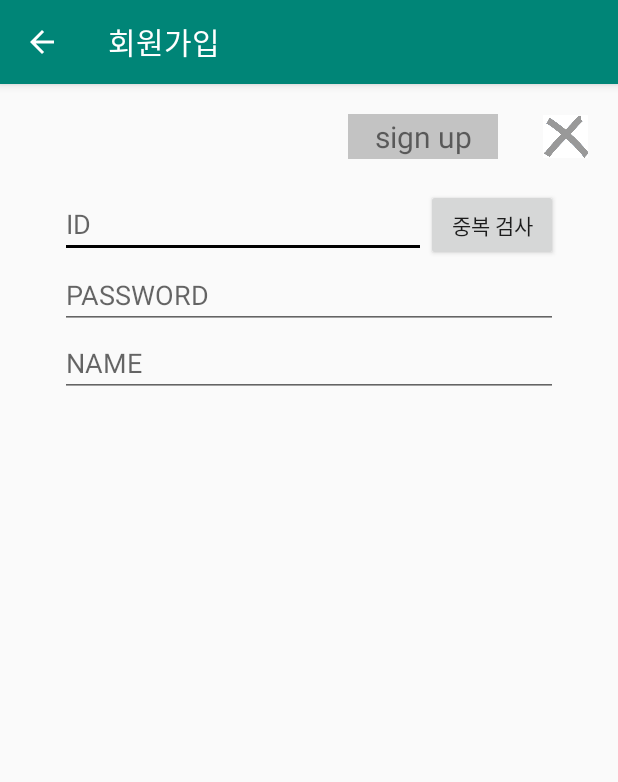
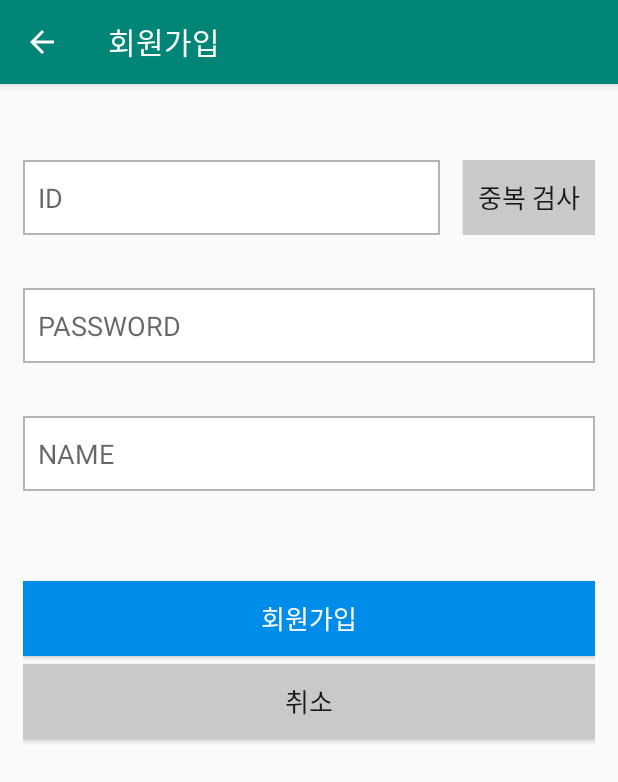
Before and after one commit to inyoungsJang/TeamPJ_1, an Android app: the SignUpActivity screen opened directly, with no data from a screen before it, on a phone screen of 412 x 824 dp. Shown: the top 782 px of the screen. Run offline under Robolectric (Android 15) with nearby library versions, the phone set to English and light mode, and no system bars.

Commit message:
인트로 완성// 테마수정

```diff
--- a/app/src/main/java/com/example/teampj_1/SignUpActivity.java
+++ b/app/src/main/java/com/example/teampj_1/SignUpActivity.java
@@ -21,9 +21,7 @@ import android.widget.Toast;
 
 public class SignUpActivity extends AppCompatActivity {
     EditText edtId, edtPassword, edtName;
-    TextView tvSignup;
-    ImageView imgExit;
-    Button btnCheckID;
+    Button btnSignup, btnCheckID,btnCancel;
     String id, password, rfid, name;
 
     // SQLiteDatabase sqlDB;
@@ -38,22 +36,14 @@ public class SignUpActivity extends AppCompatActivity {
         edtId = (EditText) findViewById(R.id.edtId);
         edtPassword = (EditText) findViewById(R.id.edtPassword);
         edtName = (EditText) findViewById(R.id.edtName);
-        imgExit = (ImageView) findViewById(R.id.imgExit);
-        tvSignup = (TextView) findViewById(R.id.tvSignup);
         btnCheckID = (Button) findViewById(R.id.btnCheckID);
+        btnSignup = (Button) findViewById(R.id.btnSignup);
+        btnCancel=(Button)findViewById(R.id.btnCancel);
         btDB = new BluetoothDB(this);
 
         ActionBar actionBar = getSupportActionBar();
         actionBar.setTitle("회원가입");
         actionBar.setDisplayHomeAsUpEnabled(true);
-
-
-        imgExit.setOnClickListener(new View.OnClickListener() {
-            @Override
-            public void onClick(View v) {
-                finish(); //현재창 종료하기
-            }
-        });
 
         btnCheckID.setOnClickListener(new View.OnClickListener() {
             @Override
@@ -72,8 +62,13 @@ public class SignUpActivity extends AppCompatActivity {
                 }
             }
         });
-
-        tvSignup.setOnClickListener(new View.OnClickListener() {
+        btnCancel.setOnClickListener(new View.OnClickListener() {
+            @Override
+            public void onClick(View v) {
+                finish();
+            }
+        });
+        btnSignup.setOnClickListener(new View.OnClickListener() {
             @Override
             public void onClick(View v) {
                 id = edtId.getText().toString();
@@ -100,7 +95,7 @@ public class SignUpActivity extends AppCompatActivity {
 
                     } else {
                         btDB.BluetoothInsertUserDB(id, password, name); // insert
-                        UserData data =DataManager.getInstance().getUserData();
+                        UserData data = DataManager.getInstance().getUserData();
                         data.id = id;
                         data.password = password;
                         data.user_name = name;
--- a/app/src/main/res/layout/activity_password_change.xml
+++ b/app/src/main/res/layout/activity_password_change.xml
@@ -10,7 +10,6 @@
     <LinearLayout
         android:layout_width="match_parent"
         android:layout_height="wrap_content"
-
         android:orientation="vertical">
 
         <TextView
--- a/app/src/main/res/layout/activity_signup.xml
+++ b/app/src/main/res/layout/activity_signup.xml
@@ -5,77 +5,73 @@
     android:layout_width="match_parent"
     android:layout_height="match_parent"
     android:orientation="vertical"
+    android:padding="15dp"
     tools:context=".SignUpActivity">
 
     <LinearLayout
         android:layout_width="match_parent"
-        android:layout_height="match_parent"
-        android:orientation="vertical"
-        android:padding="20dp">
-
-        <LinearLayout
-            android:layout_width="match_parent"
         android:layout_height="wrap_content"
-            android:gravity="right">
-
-            <TextView
-                android:id="@+id/tvSignup"
-                android:layout_width="100dp"
-                android:layout_height="30dp"
-                android:layout_gravity="bottom"
-                android:background="#55555555"
-
-                android:gravity="center"
-                android:text="sign up"
-                android:textSize="20dp" />
-
-            <ImageView
-                android:id="@+id/imgExit"
-                android:layout_width="30dp"
-                android:layout_height="30dp"
-                android:layout_marginLeft="30dp"
-                android:src="@drawable/exit_gray" />
-        </LinearLayout>
-
-        <LinearLayout
-            android:layout_width="match_parent"
-            android:layout_height="match_parent"
-            android:orientation="vertical"
-            android:padding="20dp">
-
-            <LinearLayout
-                android:layout_width="match_parent"
-                android:layout_height="wrap_content">
+        android:layout_marginTop="35dp">
 
         <EditText
             android:id="@+id/edtId"
             android:layout_width="match_parent"
-                    android:layout_height="wrap_content"
+            android:layout_height="50dp"
             android:layout_weight="1"
-                    android:hint="ID" />
+            android:background="@drawable/border"
+            android:hint="ID"
+            android:padding="10dp" />
 
         <Button
             android:id="@+id/btnCheckID"
             android:layout_width="wrap_content"
-                    android:layout_height="wrap_content"
-                    android:text="중복 검사" />
+            android:layout_height="50dp"
+            android:layout_marginLeft="15dp"
+            android:background="#C9C9C9"
+            android:padding="10dp"
+            android:text="중복 검사"
+            android:textSize="17dp" />
     </LinearLayout>
 
 
     <EditText
         android:id="@+id/edtPassword"
         android:layout_width="match_parent"
-                android:layout_height="wrap_content"
-                android:hint="PASSWORD" />
+        android:layout_height="50dp"
+        android:layout_marginTop="35dp"
+        android:layout_marginBottom="35dp"
+        android:background="@drawable/border"
+        android:hint="PASSWORD"
+        android:padding="10dp" />
 
     <EditText
         android:id="@+id/edtName"
         android:layout_width="match_parent"
-                android:layout_height="wrap_content"
-                android:hint="NAME" />
+        android:layout_height="50dp"
+        android:background="@drawable/border"
+        android:hint="NAME"
+        android:padding="10dp" />
+
+    <Button
+        android:id="@+id/btnSignup"
+        android:layout_width="match_parent"
+        android:layout_height="50dp"
+        android:layout_marginTop="60dp"
+        android:background="#008DE9"
+        android:padding="10dp"
+        android:text="회원가입"
+        android:textColor="#ffffff"
+        android:textSize="17dp" />
+
+    <Button
+        android:id="@+id/btnCancel"
+        android:layout_width="match_parent"
+        android:layout_height="50dp"
+        android:layout_marginTop="5dp"
+        android:background="#c9c9c9"
+        android:padding="10dp"
+        android:text="취소"
+        android:textSize="17dp" />
+
 
 </LinearLayout>
-
-    </LinearLayout>
-
-</LinearLayout>
```
Also changed, not shown: app/src/main/java/com/example/teampj_1/LoginActivity.java (+6 -4 lines), app/src/main/java/com/example/teampj_1/MainActivity.java (+0 -19 lines), app/src/main/res/layout/activity_login.xml (+33 -48 lines), app/src/main/res/mipmap-hdpi/ic_launcher_foreground.png (added), app/src/main/res/mipmap-mdpi/ic_launcher_foreground.png (added), app/src/main/res/mipmap-xhdpi/ic_launcher_foreground.png (added), app/src/main/res/mipmap-xxhdpi/ic_launcher_foreground.png (added), app/src/main/res/mipmap-xxxhdpi/ic_launcher_foreground.png (added). Lines whose indentation alone changed are shown as unchanged.
